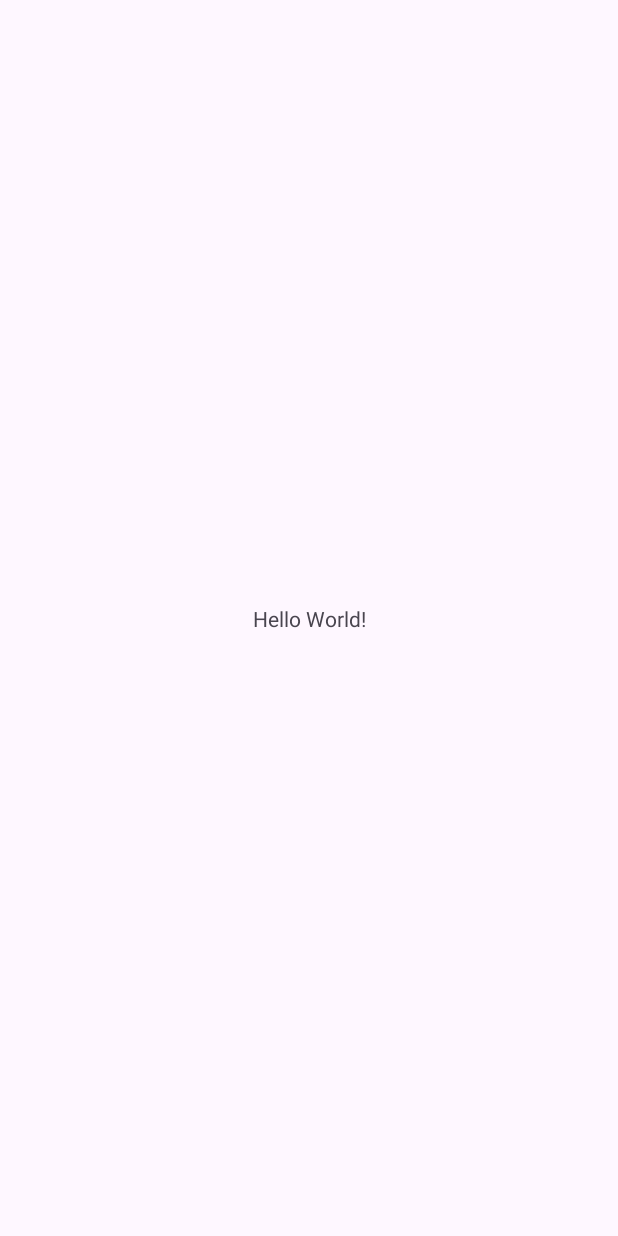
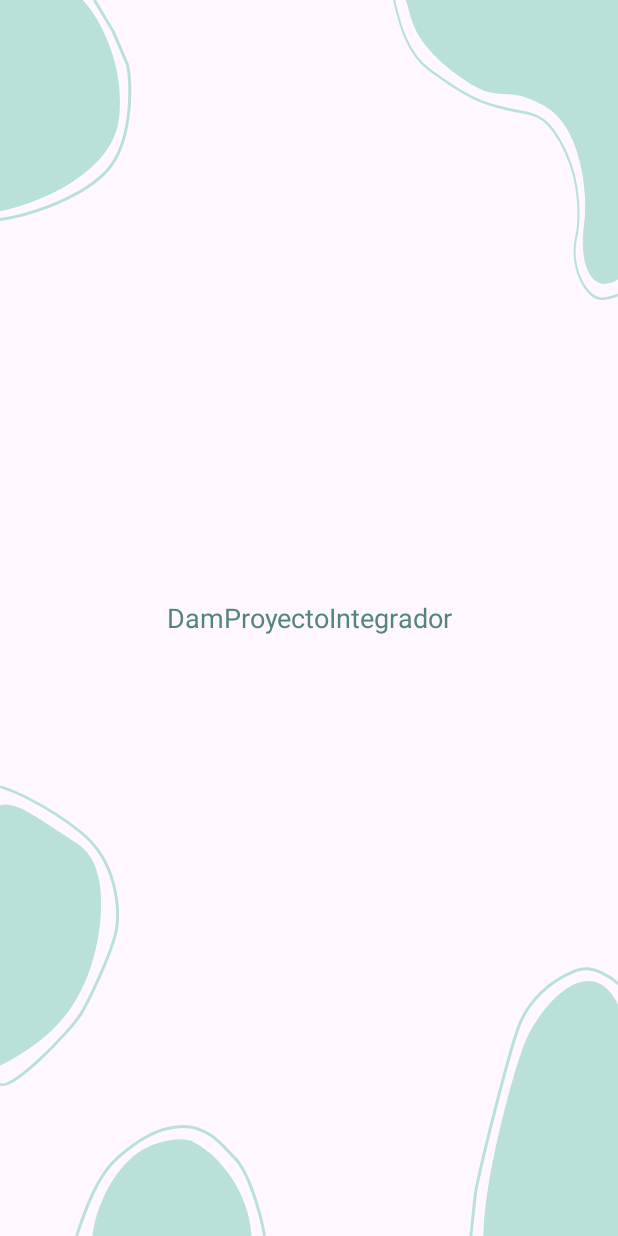
Before and after one commit to fazcue/DamProyectoIntegrador, an Android app: the screen it shows after launch (MainActivity), on a phone screen of 412 x 824 dp. Before the commit the screen is almost empty. Run offline under Robolectric (Android 15) with nearby library versions, the phone set to English and light mode, and no system bars.

Commit message:
Add baseActivity

```diff
--- a/app/src/main/AndroidManifest.xml
+++ b/app/src/main/AndroidManifest.xml
@@ -13,6 +13,9 @@
         android:theme="@style/Theme.DamProyectoIntegrador"
         tools:targetApi="31">
         <activity
+            android:name=".BaseActivity"
+            android:exported="false" />
+        <activity
             android:name=".MainActivity"
             android:exported="true">
             <intent-filter>
--- /dev/null
+++ b/app/src/main/java/com/example/damproyectointegrador/BaseActivity.kt
@@ -0,0 +1,14 @@
+package com.example.damproyectointegrador
+
+import android.os.Bundle
+import androidx.activity.enableEdgeToEdge
+import androidx.appcompat.app.AppCompatActivity
+import androidx.core.view.ViewCompat
+import androidx.core.view.WindowInsetsCompat
+
+class BaseActivity : AppCompatActivity() {
+    override fun onCreate(savedInstanceState: Bundle?) {
+        super.onCreate(savedInstanceState)
+        setContentView(R.layout.activity_base)
+    }
+}
--- /dev/null
+++ b/app/src/main/res/drawable/bg_stain_five.xml
@@ -0,0 +1,15 @@
+<vector xmlns:android="http://schemas.android.com/apk/res/android"
+    android:width="99dp"
+    android:height="179dp"
+    android:viewportWidth="99"
+    android:viewportHeight="179">
+    <path
+        android:fillColor="@color/colorSecondary"
+        android:strokeColor="@color/colorSecondary"
+        android:strokeWidth="1"
+        android:pathData="M10 179c0.67-40.17 19.34-105.26 26-124.5 9-26 45.5-70 64-26V179H10Z"/>
+    <path
+        android:strokeColor="@color/colorSecondary"
+        android:strokeWidth="2"
+        android:pathData="M1.25 179.15l3.02-28.78C8.29 129.03 28.12 49.8 34.42 36.11c6.9-15 19.53-25.93 31.66-31.5 6.03-2.78 14.58-8.59 33.17 6.5"/>
+</vector>
--- /dev/null
+++ b/app/src/main/res/drawable/bg_stain_four.xml
@@ -0,0 +1,15 @@
+<vector xmlns:android="http://schemas.android.com/apk/res/android"
+    android:width="127dp"
+    android:height="74dp"
+    android:viewportWidth="127"
+    android:viewportHeight="74">
+    <path
+        android:fillColor="@color/colorSecondary"
+        android:strokeColor="@color/colorSecondary"
+        android:strokeWidth="1"
+        android:pathData="M12 75c0.67-9 5.9-31.3 21.5-48.5S70.83 9 77 11c14.17 6.67 37.6 28.8 40 64H12Z"/>
+    <path
+        android:strokeColor="@color/colorSecondary"
+        android:strokeWidth="2"
+        android:pathData="M1 74c5.62-16.68 13.4-40.24 27.78-52.58C35.92 15.29 52.09 1 71.93 1c17.86 0 27.78 14.8 33.73 20.42C115.2 30.4 123.52 58.52 126 74"/>
+</vector>
--- /dev/null
+++ b/app/src/main/res/drawable/bg_stain_one.xml
@@ -0,0 +1,15 @@
+<vector xmlns:android="http://schemas.android.com/apk/res/android"
+    android:width="88dp"
+    android:height="147dp"
+    android:viewportWidth="88"
+    android:viewportHeight="147">
+    <path
+        android:fillColor="@color/colorSecondary"
+        android:strokeColor="@color/colorSecondary"
+        android:strokeWidth="1"
+        android:pathData="M0 140c24.83-5.17 75.4-24.9 79-62.5C82.6 39.9 64.17 10.17 54.5 0H0v140Z"/>
+    <path
+        android:strokeColor="@color/colorSecondary"
+        android:strokeWidth="2"
+        android:pathData="M0 146c15.77-2.08 50.39-12.06 69.5-30.5C88.61 97.06 87.91 56.6 85 43l-9.5-22L62.95 0"/>
+</vector>
--- /dev/null
+++ b/app/src/main/res/drawable/bg_stain_three.xml
@@ -0,0 +1,15 @@
+<vector xmlns:android="http://schemas.android.com/apk/res/android"
+    android:width="79dp"
+    android:height="200dp"
+    android:viewportWidth="79"
+    android:viewportHeight="225">
+    <path
+        android:fillColor="@color/colorSecondary"
+        android:strokeColor="@color/colorSecondary"
+        android:strokeWidth="1"
+        android:pathData="M0 15c10.5-3.5 23.5 8.74 51 28.5 20.23 14.53 16.64 56.47 12 79-10 48.5-34.5 70-63 86.76V15Z"/>
+    <path
+        android:strokeColor="@color/colorSecondary"
+        android:strokeWidth="2"
+        android:pathData="M0 0.5c5.27 1.63 29.14 11.96 53.68 34.24 24.54 22.3 25.88 58.49 23.49 73.8C74.13 125 59.43 160.44 53.68 171 46.49 184.2 7.18 229.75 0 223.4"/>
+</vector>
--- /dev/null
+++ b/app/src/main/res/drawable/bg_stain_two.xml
@@ -0,0 +1,15 @@
+<vector xmlns:android="http://schemas.android.com/apk/res/android"
+    android:width="150dp"
+    android:height="200dp"
+    android:viewportWidth="219"
+    android:viewportHeight="225">
+    <path
+        android:fillColor="@color/colorSecondary"
+        android:strokeColor="@color/colorSecondary"
+        android:strokeWidth="1"
+        android:pathData="M13 0c5.25 11.18 3.77 28.08 44 52.5 50.29 30.53 47.27 6.98 91.5 27 35.38 16.01 42.24 66.15 38 88.5-5.05 29.02 5.84 53.41 32.5 41V0H13Z"/>
+    <path
+        android:strokeColor="@color/colorSecondary"
+        android:strokeWidth="2"
+        android:pathData="M1 0c3.7 10.38 9.48 38.16 34.31 52.23 36.34 20.6 50.47 25.11 76.2 29.63 25.74 4.52 37.85 1.51 56.52 32.15 14.94 24.5 13.8 52.06 10.1 64.78-4.68 16.08 3.1 30.16 8.87 36.71 11 12.5 21 8.5 33 5.5"/>
+</vector>
--- /dev/null
+++ b/app/src/main/res/layout/activity_base.xml
@@ -0,0 +1,45 @@
+<?xml version="1.0" encoding="utf-8"?>
+<RelativeLayout xmlns:android="http://schemas.android.com/apk/res/android"
+    android:id="@+id/main"
+    android:layout_width="match_parent"
+    android:layout_height="match_parent"
+    android:orientation="vertical">
+
+    <ImageView
+        android:layout_width="wrap_content"
+        android:layout_height="wrap_content"
+        android:src="@drawable/bg_stain_one"
+        android:contentDescription="@string/stain" />
+
+    <ImageView
+        android:layout_width="wrap_content"
+        android:layout_height="wrap_content"
+        android:src="@drawable/bg_stain_two"
+        android:contentDescription="@string/stain"
+        android:layout_alignParentEnd="true" />
+
+    <ImageView
+        android:layout_width="wrap_content"
+        android:layout_height="wrap_content"
+        android:src="@drawable/bg_stain_three"
+        android:contentDescription="@string/stain"
+        android:layout_alignParentBottom="true"
+        android:layout_marginBottom="100dp" />
+
+    <ImageView
+        android:layout_width="wrap_content"
+        android:layout_height="wrap_content"
+        android:src="@drawable/bg_stain_four"
+        android:contentDescription="@string/stain"
+        android:layout_alignParentBottom="true"
+        android:layout_marginStart="50dp" />
+
+    <ImageView
+        android:layout_width="wrap_content"
+        android:layout_height="wrap_content"
+        android:src="@drawable/bg_stain_five"
+        android:contentDescription="@string/stain"
+        android:layout_alignParentBottom="true"
+        android:layout_alignParentEnd="true" />
+
+</RelativeLayout>
--- a/app/src/main/res/layout/activity_main.xml
+++ b/app/src/main/res/layout/activity_main.xml
@@ -1,19 +1,25 @@
-<?xml version="1.0" encoding="utf-8"?>
-<androidx.constraintlayout.widget.ConstraintLayout xmlns:android="http://schemas.android.com/apk/res/android"
-    xmlns:app="http://schemas.android.com/apk/res-auto"
-    xmlns:tools="http://schemas.android.com/tools"
-    android:id="@+id/main"
+<FrameLayout xmlns:android="http://schemas.android.com/apk/res/android"
     android:layout_width="match_parent"
     android:layout_height="match_parent"
-    tools:context=".MainActivity">
+    android:orientation="vertical">
 
-    <TextView
-        android:layout_width="wrap_content"
-        android:layout_height="wrap_content"
-        android:text="Hello World!"
-        app:layout_constraintBottom_toBottomOf="parent"
-        app:layout_constraintEnd_toEndOf="parent"
-        app:layout_constraintStart_toStartOf="parent"
-        app:layout_constraintTop_toTopOf="parent" />
+    <include layout="@layout/activity_base" />
 
-</androidx.constraintlayout.widget.ConstraintLayout>
+    <LinearLayout
+        android:layout_width="match_parent"
+        android:layout_height="match_parent"
+        android:orientation="vertical"
+        android:gravity="center">
+
+        <TextView
+            android:layout_width="match_parent"
+            android:layout_height="wrap_content"
+            android:padding="10dp"
+            android:text="@string/app_name"
+            android:textColor="@color/colorPrimary"
+            android:textSize="18sp"
+            android:gravity="center"/>
+
+    </LinearLayout>
+
+</FrameLayout>
--- a/app/src/main/res/values/strings.xml
+++ b/app/src/main/res/values/strings.xml
@@ -1,3 +1,4 @@
 <resources>
     <string name="app_name">DamProyectoIntegrador</string>
+    <string name="stain">stain</string>
 </resources>
```
